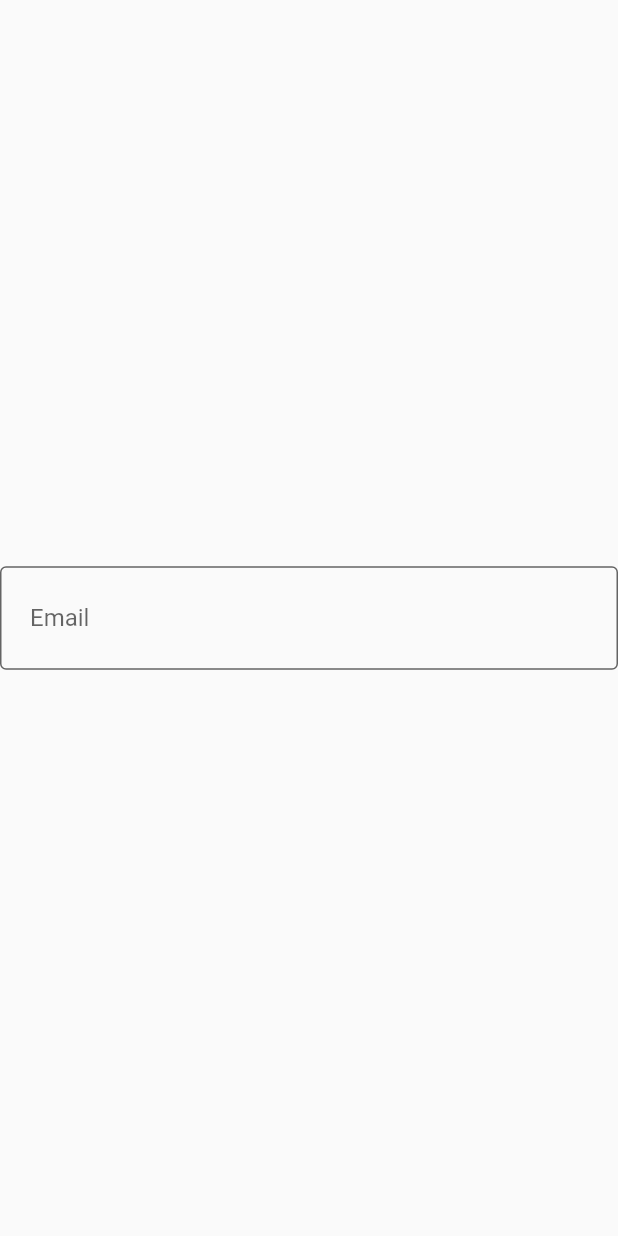
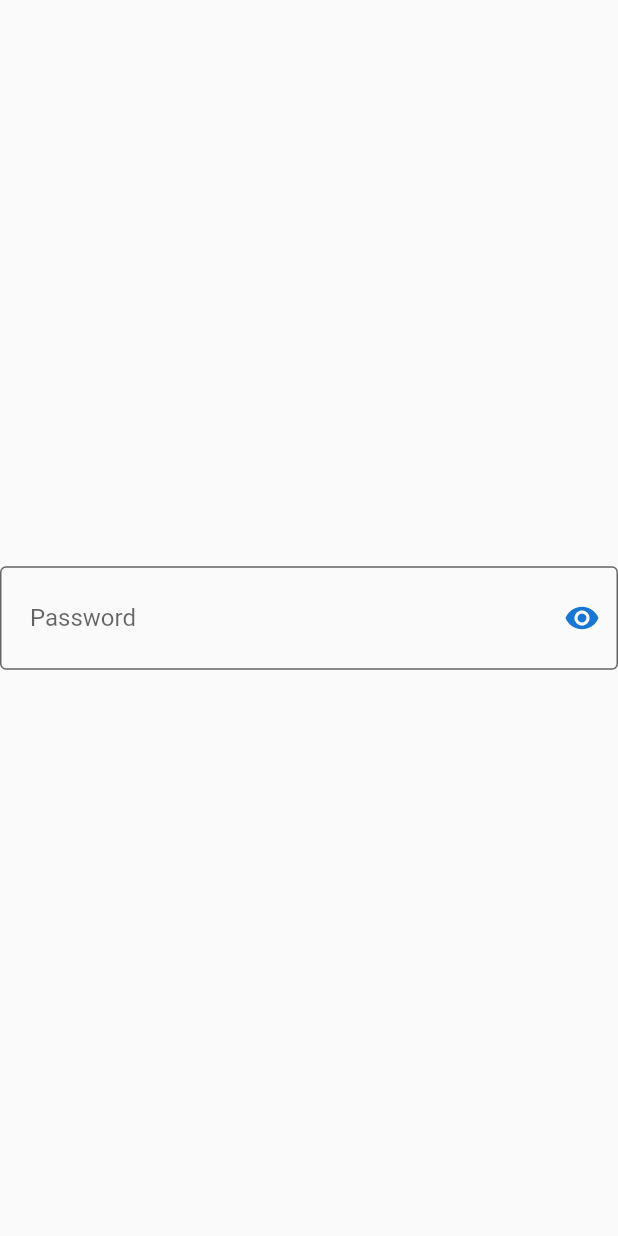
Before and after one commit to TweaXy/cross-platform, a Flutter app: the screen it shows after launch, on a phone screen of 412 x 824 dp. Run offline on Flutter 3.47's test engine with Material 2 defaults, Android fonts, the phone set to English and light mode, and no system bars.

Commit message:
[ ➕ FR ] added password visibility; added validatingFuncs

```diff
--- a/lib/components/custom_text_form_field.dart
+++ b/lib/components/custom_text_form_field.dart
@@ -1,19 +1,25 @@
 import 'package:flutter/material.dart';
 
 class CustomTextField extends StatefulWidget {
-  const CustomTextField({super.key, required this.label});
+  const CustomTextField(
+      {super.key, required this.label, required this.validatorFunc});
   final String label;
+  final Function validatorFunc;
 
   @override
   State<CustomTextField> createState() => _CustomTextFieldState();
 }
 
 class _CustomTextFieldState extends State<CustomTextField> {
-  final GlobalKey<FormState> _formKey = GlobalKey<FormState>();
-  int _isValid = 0;
+  int _isValid = 0; //0 for initial state, 1 for valid, 2 for invalid
+  String? _errorText; //should be null if the input is valid or in initial state
+  bool passwordVisible = false;
 
-  void validate() {
-    if ((_formKey.currentState)!.validate()) {
+  void validate({required String inputValue}) {
+    _errorText = widget.validatorFunc(
+        inputValue:
+            inputValue); //null or errorText -> validate functions in constants folder
+    if (_errorText == null) {
       setState(() {
         _isValid = 1;
       });
@@ -26,15 +32,15 @@ class _CustomTextFieldState extends State<CustomTextField> {
 
   @override
   Widget build(BuildContext context) {
-    return Form(
-      key: _formKey,
-      child: TextFormField(
+    return TextFormField(
       cursorHeight: 30.0,
       cursorColor: Colors.lightBlue[700],
+      obscureText: widget.label == 'Password' ? !passwordVisible : false,
       decoration: InputDecoration(
         filled: true,
         fillColor: _isValid == 2 ? Colors.yellow[200] : Colors.transparent,
-          suffixIcon: _isValid == 1
+        suffixIcon: widget.label != 'Password'
+            ? _isValid == 1
                 ? const Icon(
                     Icons.check_circle,
                     color: Colors.green,
@@ -44,31 +50,33 @@ class _CustomTextFieldState extends State<CustomTextField> {
                         Icons.error,
                         color: Colors.red,
                       )
-                  : null,
+                    : null
+            : IconButton(
+                onPressed: () {
+                  setState(() {
+                    passwordVisible = !(passwordVisible);
+                  });
+                },
+                icon: passwordVisible
+                    ? const Icon(Icons.visibility_off)
+                    : const Icon(Icons.visibility),
+                color: Theme.of(context).primaryColorDark,
+              ),
         contentPadding:
             const EdgeInsets.symmetric(vertical: 25.0, horizontal: 20.0),
         labelText: widget.label,
-          border: OutlineInputBorder(
-            borderSide: _isValid == 1
-                ? const BorderSide()
-                : const BorderSide(color: Colors.red, width: 2.0),
-          ),
+        border: const OutlineInputBorder(borderSide: BorderSide()),
         focusedBorder: OutlineInputBorder(
           borderSide: BorderSide(color: Colors.lightBlue[700]!, width: 2.0),
         ),
-          errorText: _isValid == 2 ? '' : null,
-          errorStyle: const TextStyle(backgroundColor: Colors.transparent),
+        errorBorder: const OutlineInputBorder(
+          borderSide: BorderSide(color: Colors.red, width: 2.0),
         ),
-        validator: (value) {
-          if (value == null || value.isEmpty) {
-            return 'Please enter your ${widget.label}';
-          }
-          return null;
+        errorText: _errorText,
+      ),
+      onFieldSubmitted: (value) {
+        validate(inputValue: value);
       },
-        onFieldSubmitted: (value) {
-          validate();
-        },
-      ),
     );
   }
 }
--- a/lib/main.dart
+++ b/lib/main.dart
@@ -1,5 +1,6 @@
 import 'package:flutter/material.dart';
 import 'package:tweaxy/components/custom_text_form_field.dart';
+import 'package:tweaxy/constants/custom_text_form_validations.dart';
 
 void main() {
   runApp(const MainMaterialApp());
@@ -15,7 +16,10 @@ class MainMaterialApp extends StatelessWidget {
         debugShowCheckedModeBanner: false,
         home: Scaffold(
           body: Center(
-            child: CustomTextField(label: 'Email'),
+            child: CustomTextField(
+              label: 'Password',
+              validatorFunc: passwordValidation,
+            ),
           ),
         ));
   }
```
Also changed, not shown: lib/constants/custom_text_form_validations.dart (added, +18 -0 lines). Lines whose indentation alone changed are shown as unchanged.
